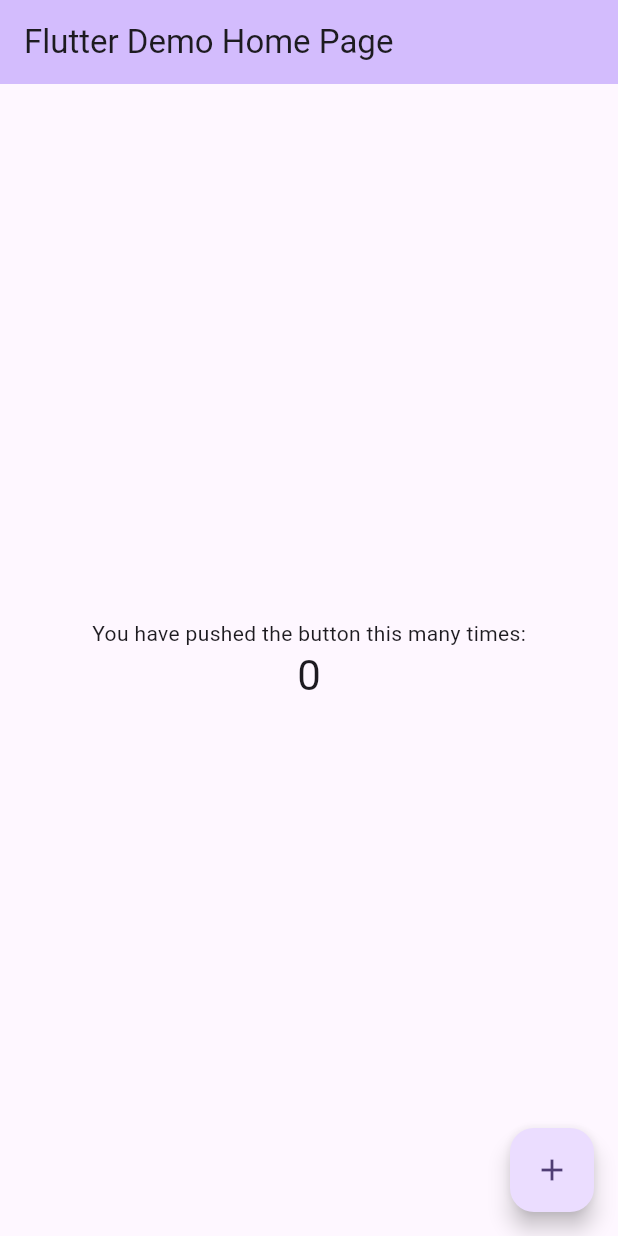
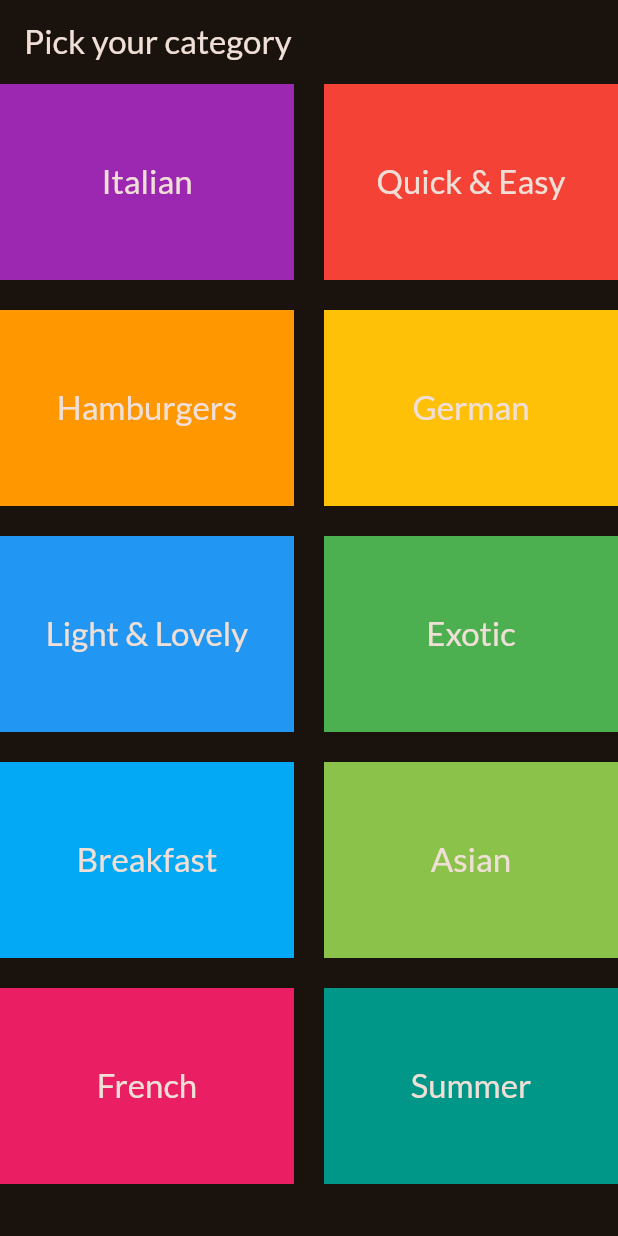
Before and after one commit to layal11/Flutter, a Flutter app: the screen it shows after launch, on a phone screen of 412 x 824 dp. Run offline on Flutter 3.47's test engine with Material 2 defaults, Android fonts, the phone set to English and light mode, and no system bars; our stand-ins replace google_fonts.

Commit message:
displaying category items on the screen

```diff
--- /dev/null
+++ b/lib/data/dummy_data.dart
@@ -0,0 +1,56 @@
+import 'package:flutter/material.dart';
+
+import 'package:first_flutter_app/models/category.dart';
+
+const availableCategories = [
+  Category(
+    id: 'c1',
+    title: 'Italian',
+    color: Colors.purple,
+  ),
+  Category(
+    id: 'c2',
+    title: 'Quick & Easy',
+    color: Colors.red,
+  ),
+  Category(
+    id: 'c3',
+    title: 'Hamburgers',
+    color: Colors.orange,
+  ),
+  Category(
+    id: 'c4',
+    title: 'German',
+    color: Colors.amber,
+  ),
+  Category(
+    id: 'c5',
+    title: 'Light & Lovely',
+    color: Colors.blue,
+  ),
+  Category(
+    id: 'c6',
+    title: 'Exotic',
+    color: Colors.green,
+  ),
+  Category(
+    id: 'c7',
+    title: 'Breakfast',
+    color: Colors.lightBlue,
+  ),
+  Category(
+    id: 'c8',
+    title: 'Asian',
+    color: Colors.lightGreen,
+  ),
+  Category(
+    id: 'c9',
+    title: 'French',
+    color: Colors.pink,
+  ),
+  Category(
+    id: 'c10',
+    title: 'Summer',
+    color: Colors.teal,
+  ),
+];
--- a/lib/main.dart
+++ b/lib/main.dart
@@ -1,125 +1,29 @@
+import 'package:first_flutter_app/screens/categories.dart';
 import 'package:flutter/material.dart';
 
+import 'package:google_fonts/google_fonts.dart';
+
+final theme = ThemeData(
+  useMaterial3: true,
+  colorScheme: ColorScheme.fromSeed(
+    brightness: Brightness.dark,
+    seedColor: const Color.fromARGB(255, 131, 57, 0),
+  ),
+  textTheme: GoogleFonts.latoTextTheme(),
+);
+
 void main() {
-  runApp(const MyApp());
+  runApp(const App());
 }
 
-class MyApp extends StatelessWidget {
-  const MyApp({super.key});
+class App extends StatelessWidget {
+  const App({super.key});
 
-  // This widget is the root of your application.
   @override
   Widget build(BuildContext context) {
     return MaterialApp(
-      title: 'Flutter Demo',
-      theme: ThemeData(
-        // This is the theme of your application.
-        //
-        // TRY THIS: Try running your application with "flutter run". You'll see
-        // the application has a blue toolbar. Then, without quitting the app,
-        // try changing the seedColor in the colorScheme below to Colors.green
-        // and then invoke "hot reload" (save your changes or press the "hot
-        // reload" button in a Flutter-supported IDE, or press "r" if you used
-        // the command line to start the app).
-        //
-        // Notice that the counter didn't reset back to zero; the application
-        // state is not lost during the reload. To reset the state, use hot
-        // restart instead.
-        //
-        // This works for code too, not just values: Most code changes can be
-        // tested with just a hot reload.
-        colorScheme: ColorScheme.fromSeed(seedColor: Colors.deepPurple),
-        useMaterial3: true,
-      ),
-      home: const MyHomePage(title: 'Flutter Demo Home Page'),
+      theme: theme,
+      home: const CategoriesScreen(),
     );
   }
 }
-
-class MyHomePage extends StatefulWidget {
-  const MyHomePage({super.key, required this.title});
-
-  // This widget is the home page of your application. It is stateful, meaning
-  // that it has a State object (defined below) that contains fields that affect
-  // how it looks.
-
-  // This class is the configuration for the state. It holds the values (in this
-  // case the title) provided by the parent (in this case the App widget) and
-  // used by the build method of the State. Fields in a Widget subclass are
-  // always marked "final".
-
-  final String title;
-
-  @override
-  State<MyHomePage> createState() => _MyHomePageState();
-}
-
-class _MyHomePageState extends State<MyHomePage> {
-  int _counter = 0;
-
-  void _incrementCounter() {
-    setState(() {
-      // This call to setState tells the Flutter framework that something has
-      // changed in this State, which causes it to rerun the build method below
-      // so that the display can reflect the updated values. If we changed
-      // _counter without calling setState(), then the build method would not be
-      // called again, and so nothing would appear to happen.
-      _counter++;
-    });
-  }
-
-  @override
-  Widget build(BuildContext context) {
-    // This method is rerun every time setState is called, for instance as done
-    // by the _incrementCounter method above.
-    //
-    // The Flutter framework has been optimized to make rerunning build methods
-    // fast, so that you can just rebuild anything that needs updating rather
-    // than having to individually change instances of widgets.
-    return Scaffold(
-      appBar: AppBar(
-        // TRY THIS: Try changing the color here to a specific color (to
-        // Colors.amber, perhaps?) and trigger a hot reload to see the AppBar
-        // change color while the other colors stay the same.
-        backgroundColor: Theme.of(context).colorScheme.inversePrimary,
-        // Here we take the value from the MyHomePage object that was created by
-        // the App.build method, and use it to set our appbar title.
-        title: Text(widget.title),
-      ),
-      body: Center(
-        // Center is a layout widget. It takes a single child and positions it
-        // in the middle of the parent.
-        child: Column(
-          // Column is also a layout widget. It takes a list of children and
-          // arranges them vertically. By default, it sizes itself to fit its
-          // children horizontally, and tries to be as tall as its parent.
-          //
-          // Column has various properties to control how it sizes itself and
-          // how it positions its children. Here we use mainAxisAlignment to
-          // center the children vertically; the main axis here is the vertical
-          // axis because Columns are vertical (the cross axis would be
-          // horizontal).
-          //
-          // TRY THIS: Invoke "debug painting" (choose the "Toggle Debug Paint"
-          // action in the IDE, or press "p" in the console), to see the
-          // wireframe for each widget.
-          mainAxisAlignment: MainAxisAlignment.center,
-          children: <Widget>[
-            const Text(
-              'You have pushed the button this many times:',
-            ),
-            Text(
-              '$_counter',
-              style: Theme.of(context).textTheme.headlineMedium,
-            ),
-          ],
-        ),
-      ),
-      floatingActionButton: FloatingActionButton(
-        onPressed: _incrementCounter,
-        tooltip: 'Increment',
-        child: const Icon(Icons.add),
-      ), // This trailing comma makes auto-formatting nicer for build methods.
-    );
-  }
-}
--- /dev/null
+++ b/lib/models/category.dart
@@ -0,0 +1,25 @@
+// import 'package:flutter/foundation.dart';
+import 'package:flutter/material.dart';
+// import 'package:uuid/uuid.dart';
+
+// const uuid = Uuid();
+
+// enum Categories {
+//   fastFood,
+//   veggies,
+//   diet,
+//   burgers,
+//   pizza,
+// }
+
+class Category {
+  const Category({
+    required this.id,
+    required this.title,
+    this.color = Colors.orange,
+  });
+
+  final String id;
+  final String title;
+  final Color color;
+}
--- /dev/null
+++ b/lib/screens/categories.dart
@@ -0,0 +1,36 @@
+import 'package:first_flutter_app/data/dummy_data.dart';
+import 'package:first_flutter_app/widgets/category_grid_item.dart';
+import 'package:flutter/material.dart';
+
+class CategoriesScreen extends StatelessWidget {
+  const CategoriesScreen({super.key});
+
+  @override
+  Widget build(BuildContext context) {
+    const String appBarTitle = 'Pick your category';
+    return Scaffold(
+      appBar: AppBar(
+        title: const Text(appBarTitle),
+      ),
+      body: GridView(
+        gridDelegate: const SliverGridDelegateWithFixedCrossAxisCount(
+          crossAxisCount: 2,
+          childAspectRatio: 3 / 2,
+          crossAxisSpacing: 20,
+          mainAxisSpacing: 20,
+        ),
+
+        //using .map(...)
+        // children: availableCategories
+        //     .map((category) => CategoryGridItem(category: category))
+        //     .toList(),
+
+        //or using for(...) loop
+        children: [
+          for (final category in availableCategories)
+            CategoryGridItem(category: category),
+        ],
+      ),
+    );
+  }
+}
--- /dev/null
+++ b/lib/widgets/category_grid_item.dart
@@ -0,0 +1,26 @@
+// import 'package:first_flutter_app/main.dart';
+import 'package:first_flutter_app/models/category.dart';
+import 'package:flutter/material.dart';
+
+class CategoryGridItem extends StatelessWidget {
+  const CategoryGridItem({super.key, required this.category});
+
+  final Category category;
+
+  @override
+  Widget build(BuildContext context) {
+    return Container(
+      alignment: Alignment.center,
+      color: category.color,
+      child: Text(
+        category.title,
+        style: Theme.of(context)
+            .textTheme
+            .titleLarge!
+            .copyWith(color: Theme.of(context).colorScheme.onBackground),
+        //or we can style it just like this
+        //style: Theme.of(context).textTheme.titleLarge,
+      ),
+    );
+  }
+}
```
Also changed, not shown: pubspec.yaml (+4 -3 lines), assets/images/burgers.jpg (added), assets/images/veggies.jpg (added), pubspec.lock, 1 other file.
